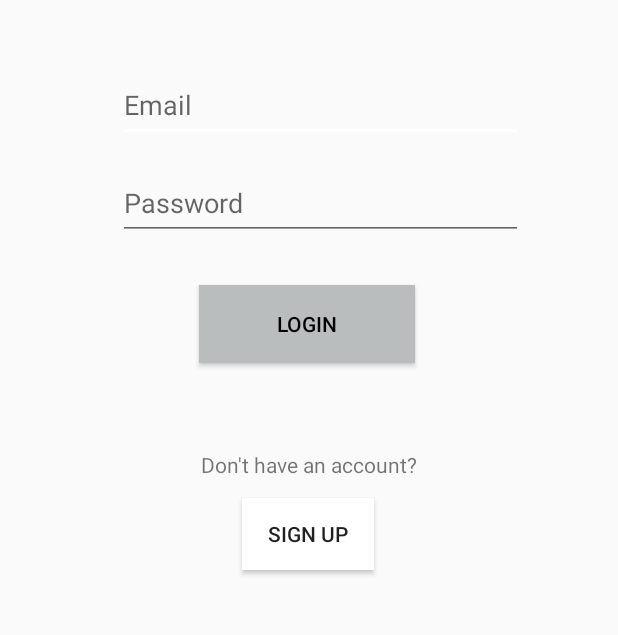
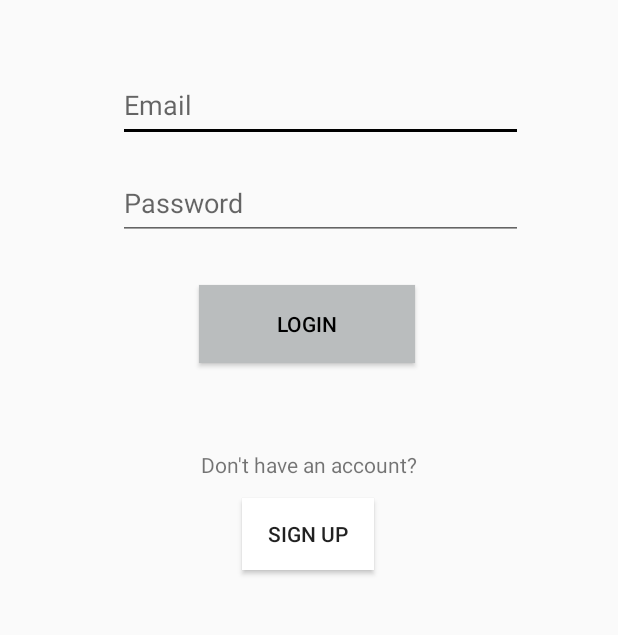
Before and after one commit to JoseAlbertoVazq/tuvotocuenta, an Android app: the screen it shows after launch (LoginActivity), on a phone screen of 412 x 824 dp, the part 555-1190 px from its top. Run offline under Robolectric (Android 15) with nearby library versions, the phone set to English and light mode, and no system bars.

Commit message:
actualizado diseño

```diff
--- a/mobile/app/src/main/res/layout/content_details.xml
+++ b/mobile/app/src/main/res/layout/content_details.xml
@@ -45,6 +45,7 @@
             android:layout_marginTop="16dp"
             android:layout_marginEnd="8dp"
             android:text="@string/materia_propuesta"
+            android:textAlignment="center"
             android:textSize="18sp"
             app:layout_constraintEnd_toEndOf="parent"
             app:layout_constraintStart_toStartOf="@+id/details_titulo"
--- a/mobile/app/src/main/res/layout/fragment_login.xml
+++ b/mobile/app/src/main/res/layout/fragment_login.xml
@@ -83,7 +83,7 @@
             android:layout_marginTop="8dp"
             android:layout_marginEnd="8dp"
             android:layout_marginBottom="8dp"
-            android:background="@color/colorAccent"
+            android:background="@color/colorLight"
             android:text="Sign Up"
             app:layout_constraintBottom_toBottomOf="parent"
             app:layout_constraintEnd_toEndOf="parent"
--- a/mobile/app/src/main/res/layout/fragment_sign_up.xml
+++ b/mobile/app/src/main/res/layout/fragment_sign_up.xml
@@ -92,7 +92,7 @@
             android:layout_marginTop="8dp"
             android:layout_marginEnd="8dp"
             android:layout_marginBottom="8dp"
-            android:background="@color/colorAccent"
+            android:background="@color/colorLight"
             android:text="Sign Up"
             android:textColor="#000000"
             app:layout_constraintBottom_toBottomOf="parent"
--- a/mobile/app/src/main/res/values/colors.xml
+++ b/mobile/app/src/main/res/values/colors.xml
@@ -2,5 +2,6 @@
 <resources>
     <color name="colorPrimary">#eceff1</color>
     <color name="colorPrimaryDark">#babdbe</color>
-    <color name="colorAccent">#ffffff</color>
+    <color name="colorAccent">#000000</color>
+    <color name="colorLight">#FFFFFF</color>
 </resources>
```
